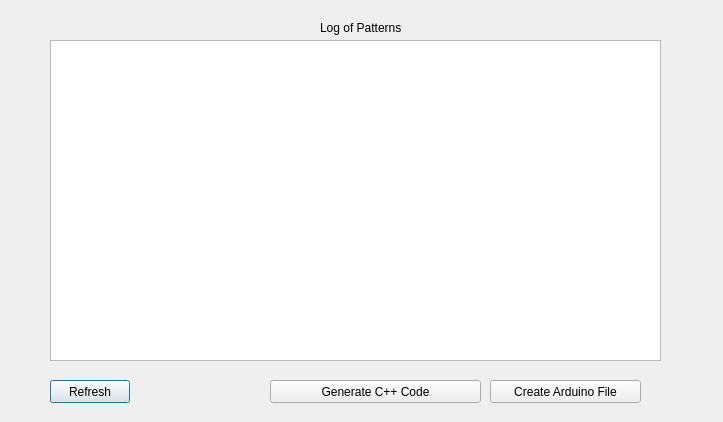
sonderswag/Modular-LED-HRI-, file GUI_Code/BlockTrial/displaywindow.ui: the form before one commit.
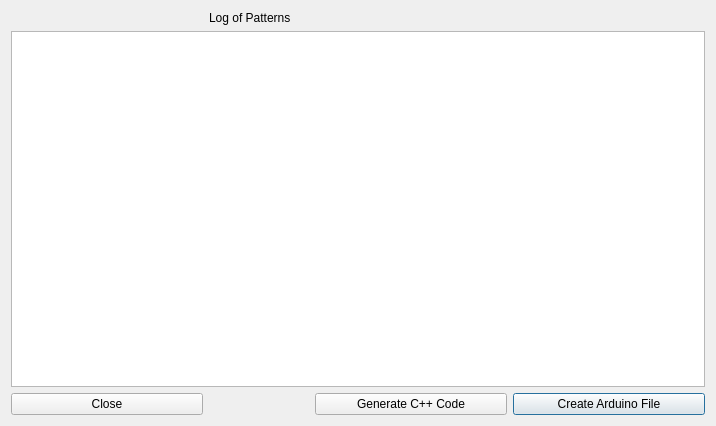
The form after the commit. Custom widgets are drawn as their Qt base class.

Patch:
```diff
--- a/GUI_Code/BlockTrial/displaywindow.ui
+++ b/GUI_Code/BlockTrial/displaywindow.ui
@@ -6,75 +6,52 @@
    <rect>
     <x>0</x>
     <y>0</y>
-    <width>723</width>
-    <height>422</height>
+    <width>716</width>
+    <height>426</height>
    </rect>
   </property>
   <property name="windowTitle">
    <string>Dialog</string>
   </property>
-  <widget class="ClickableDisplay" name="displayInfo">
-   <property name="geometry">
-    <rect>
-     <x>50</x>
-     <y>40</y>
-     <width>611</width>
-     <height>321</height>
-    </rect>
-   </property>
-  </widget>
-  <widget class="QPushButton" name="refreshButton">
-   <property name="geometry">
-    <rect>
-     <x>50</x>
-     <y>380</y>
-     <width>80</width>
-     <height>23</height>
-    </rect>
-   </property>
-   <property name="text">
-    <string>Refresh</string>
-   </property>
-  </widget>
+  <layout class="QGridLayout" name="gridLayout">
+   <item row="1" column="0" colspan="4">
+    <widget class="ClickableDisplay" name="displayInfo"/>
+   </item>
+   <item row="0" column="1">
   <widget class="QLabel" name="label">
-   <property name="geometry">
-    <rect>
-     <x>320</x>
-     <y>20</y>
-     <width>121</width>
-     <height>16</height>
-    </rect>
+     <property name="maximumSize">
+      <size>
+       <width>100</width>
+       <height>16777215</height>
+      </size>
    </property>
    <property name="text">
     <string>Log of Patterns</string>
    </property>
   </widget>
+   </item>
+   <item row="2" column="3">
   <widget class="QPushButton" name="createArduinoButton">
-   <property name="geometry">
-    <rect>
-     <x>490</x>
-     <y>380</y>
-     <width>151</width>
-     <height>23</height>
-    </rect>
-   </property>
    <property name="text">
     <string>Create Arduino File</string>
    </property>
   </widget>
+   </item>
+   <item row="2" column="2">
   <widget class="QPushButton" name="createCppCode">
-   <property name="geometry">
-    <rect>
-     <x>270</x>
-     <y>380</y>
-     <width>211</width>
-     <height>23</height>
-    </rect>
-   </property>
    <property name="text">
     <string>Generate C++ Code</string>
    </property>
   </widget>
+   </item>
+   <item row="2" column="0">
+    <widget class="QPushButton" name="closeDisplay">
+     <property name="text">
+      <string>Close</string>
+     </property>
+    </widget>
+   </item>
+  </layout>
  </widget>
  <customwidgets>
   <customwidget>
```
Lines whose indentation alone changed are shown as unchanged.
